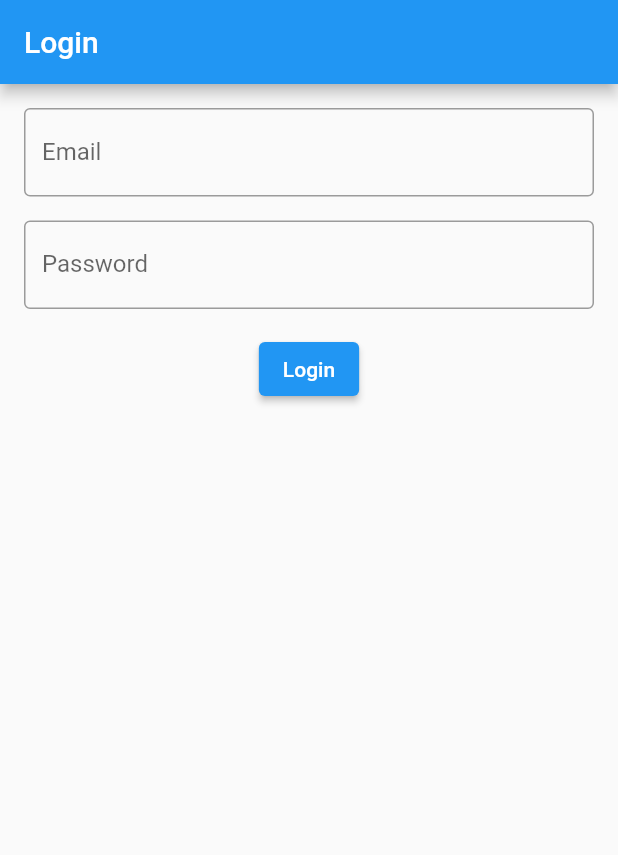
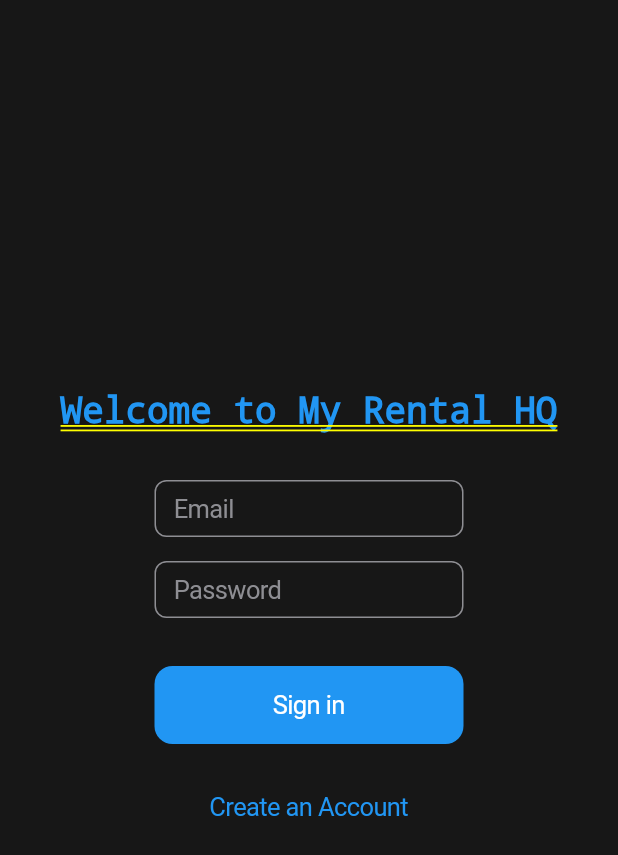
Before and after one commit to myrentalhq/my_rental_hq, a Flutter app: the screen it shows after launch, on a phone screen of 412 x 824 dp. Shown: the top 855 px of the screen. Run offline on Flutter 3.47's test engine with Material 2 defaults, Android fonts, the phone set to English and light mode, and no system bars; our stand-ins replace charts_flutter_new.

Commit message:
Added 'Create an Account' page and 'Home Screen' page.

```diff
--- a/lib/log_in.dart
+++ b/lib/log_in.dart
@@ -1,5 +1,7 @@
+import 'package:flutter/material.dart';
 import 'package:flutter/cupertino.dart';
-import 'package:flutter/material.dart';
+import 'package:my_rental_hq/create_account_page.dart';
+import 'package:my_rental_hq/home_page.dart';
 
 class LoginScreen extends StatefulWidget {
   @override
@@ -7,62 +9,118 @@ class LoginScreen extends StatefulWidget {
 }
 
 class _LoginScreenState extends State<LoginScreen> {
-  final _formKey = GlobalKey<FormState>();
+  final _emailController = TextEditingController();
+  final _passwordController = TextEditingController();
 
+  bool _isLoading = false;
+
+  Future<void> _signInWithEmail() async {
+    setState(() {
+      _isLoading = true;
+    });
+
+    // Simulate sign-in process (Replace this with your actual sign-in implementation)
+    await Future.delayed(const Duration(seconds: 2));
+
+    setState(() {
+      _isLoading = false;
+    });
+
+    // Navigate to the homepage
+    Navigator.push(
+      context,
+      CupertinoPageRoute(builder: (context) => RentalHomePage()),
+    );
+  }
   @override
 Widget build(BuildContext context) {
-    return Scaffold(
-      appBar: AppBar(
-        title: Text('Login'),
+  return CupertinoPageScaffold(
+    backgroundColor: CupertinoColors.darkBackgroundGray,
+    child: SafeArea(
+      child: GestureDetector(
+        onTap: () {
+          // Dismiss the keyboard when tapping outside input fields
+          FocusScope.of(context).unfocus();
+        },
+        child: Center(
+          child: SingleChildScrollView(
+            padding: const EdgeInsets.all(16),
+            child: Column(
+              mainAxisAlignment: MainAxisAlignment.center,
+              children: [
+                const Text(
+                  'Welcome to My Rental HQ',
+                  style: TextStyle(
+                    color: Colors.blue,
+                    fontSize: 24,
                   ),
-      body: Padding(
-        padding: EdgeInsets.all(16.0),
-        child: Form(
-          key: _formKey,
-          child: Column(
-            children: [
-              TextFormField(
-                decoration: InputDecoration(
-                  labelText: 'Email',
-                  border: OutlineInputBorder(),
                 ),
-                validator: (value) {
-                  if (value == null || value.isEmpty) {
-                    return 'Please enter your email';
-                  }
-                  return null;
+                const SizedBox(height: 32),
+                SizedBox(
+                  width: MediaQuery.of(context).size.width * 0.5, // 50% of screen width
+                  child: CupertinoTextField(
+                    controller: _emailController,
+                    keyboardType: TextInputType.emailAddress,
+                    placeholder: 'Email',
+                    placeholderStyle: const TextStyle(color: CupertinoColors.systemGrey),
+                    style: const TextStyle(color: CupertinoColors.white),
+                    padding: const EdgeInsets.symmetric(horizontal: 12.0, vertical: 8.0),
+                    decoration: BoxDecoration(
+                      borderRadius: BorderRadius.circular(8.0),
+                      border: Border.all(color: CupertinoColors.systemGrey),
+                    ),
+                  ),
+                ),
+                const SizedBox(height: 16),
+                SizedBox(
+                  width: MediaQuery.of(context).size.width * 0.5, // 50% of screen width
+                  child: CupertinoTextField(
+                    controller: _passwordController,
+                    obscureText: true,
+                    keyboardType: TextInputType.visiblePassword,
+                    placeholder: 'Password',
+                    placeholderStyle: const TextStyle(color: CupertinoColors.systemGrey),
+                    style: const TextStyle(color: CupertinoColors.white),
+                    padding: const EdgeInsets.symmetric(horizontal: 12.0, vertical: 8.0),
+                    decoration: BoxDecoration(
+                      borderRadius: BorderRadius.circular(8.0),
+                      border: Border.all(color: CupertinoColors.systemGrey),
+                    ),
+                  ),
+                ),
+                const SizedBox(height: 32),
+                SizedBox(
+                  width: MediaQuery.of(context).size.width * 0.5, // 50% of screen width
+                  child: CupertinoButton.filled(
+                    onPressed: _isLoading ? null : _signInWithEmail,
+                    child: const Text('Sign in'),
+                  ),
+                ),
+                const SizedBox(height: 16),
+                SizedBox(
+                  width: MediaQuery.of(context).size.width * 0.5, // 50% of screen width
+                  child: CupertinoButton(
+                    onPressed: () {
+                        Navigator.push(
+                        context,
+                        CupertinoPageRoute(builder: (context) => CreateAccountScreen()),
+                        );
                     },
+                    child: const Text('Create an Account'),
                   ),
-              SizedBox(height: 16.0),
-              TextFormField(
-                decoration: InputDecoration(
-                  labelText: 'Password',
-                  border: OutlineInputBorder(),
                 ),
-                obscureText: true,
-                validator: (value) {
-                  if (value == null || value.isEmpty) {
-                    return 'Please enter your password';
-                  }
-                  return null;
-                },
-              ),
-              SizedBox(height: 16.0),
-              ElevatedButton(
-                onPressed: () {
-                  if (_formKey.currentState!.validate()) {
-                    // Perform login action here
-                    ScaffoldMessenger.of(context).showSnackBar(
-                      SnackBar(content: Text('Logging in...')),
-                    );
-                  }
-                },
-                child: Text('Login'),
+                if (_isLoading)
+                  const Padding(
+                    padding: EdgeInsets.only(top: 16.0),
+                    child: CupertinoActivityIndicator(),
                   ),
               ],
             ),
           ),
         ),
+      ),
+    ),
   );
 }
+
 }
--- a/lib/main.dart
+++ b/lib/main.dart
@@ -1,4 +1,5 @@
 import 'package:flutter/material.dart';
+import 'package:my_rental_hq/home_page.dart';
 import 'package:my_rental_hq/log_in.dart';
 
 void main() {
@@ -12,17 +13,8 @@ class MyApp extends StatelessWidget {
   @override
   Widget build(BuildContext context) {
     return MaterialApp(
-      title: 'Flutter Demo',
+      title: 'My Rental HQ',
       theme: ThemeData(
-        // This is the theme of your application.
-        //
-        // Try running your application with "flutter run". You'll see the
-        // application has a blue toolbar. Then, without quitting the app, try
-        // changing the primarySwatch below to Colors.green and then invoke
-        // "hot reload" (press "r" in the console where you ran "flutter run",
-        // or simply save your changes to "hot reload" in a Flutter IDE).
-        // Notice that the counter didn't reset back to zero; the application
-        // is not restarted.
         primarySwatch: Colors.blue,
       ),
       home: LoginScreen(),
--- a/pubspec.yaml
+++ b/pubspec.yaml
@@ -35,6 +35,7 @@ dependencies:
   # The following adds the Cupertino Icons font to your application.
   # Use with the CupertinoIcons class for iOS style icons.
   cupertino_icons: ^1.0.2
+  charts_flutter_new: ^0.12.0
 
 dev_dependencies:
   flutter_test:
```
Also changed, not shown: lib/create_account_page.dart (added, +183 -0 lines), lib/home_page.dart (added, +108 -0 lines), pubspec.lock, 2 other files. Lines whose indentation alone changed are shown as unchanged.
